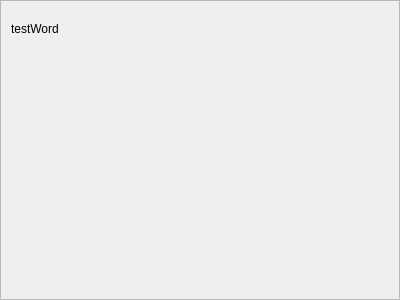
First picture: the form in YAD-Studio/Widgets/MarkovWordWidget.ui, repository Yad-Studio/YAD-Studio, before the edit.
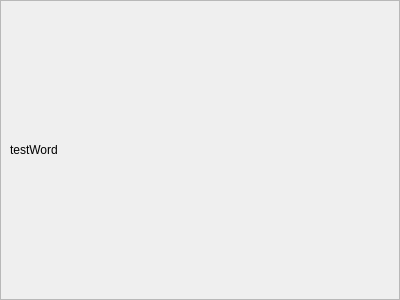
Second picture: the form after the edit.

What changed in the file:
```diff
--- a/YAD-Studio/Widgets/MarkovWordWidget.ui
+++ b/YAD-Studio/Widgets/MarkovWordWidget.ui
@@ -43,19 +43,15 @@
         <height>298</height>
        </rect>
       </property>
-      <widget class="QLabel" name="label">
-       <property name="geometry">
-        <rect>
-         <x>10</x>
-         <y>20</y>
-         <width>53</width>
-         <height>16</height>
-        </rect>
-       </property>
+      <layout class="QVBoxLayout" name="verticalLayout_2">
+       <item>
+        <widget class="QLabel" name="word">
        <property name="text">
         <string>testWord</string>
        </property>
       </widget>
+       </item>
+      </layout>
      </widget>
     </widget>
    </item>
```
Lines whose indentation alone changed are shown as unchanged.
